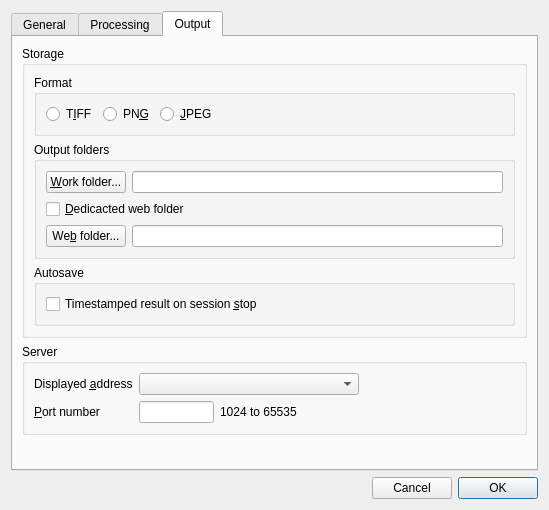
deufrai/als, file src/als/ui/prefs_ui.ui: the form before one commit.
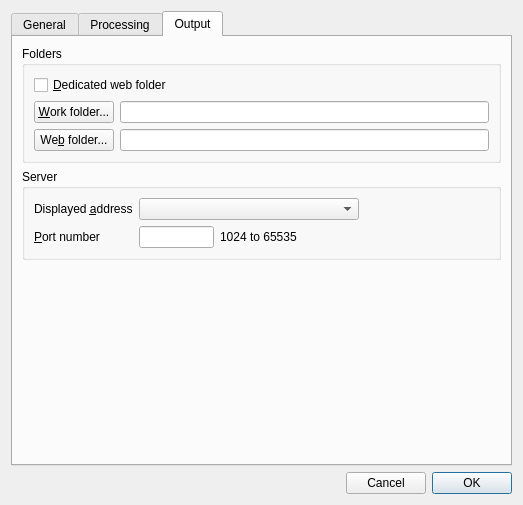
The form after the commit. The open tabs and pages were chosen to show the change.

Commit message: New Session and Stack controls

Patch:
```diff
--- a/src/als/ui/prefs_ui.ui
+++ b/src/als/ui/prefs_ui.ui
@@ -6,8 +6,8 @@
    <rect>
     <x>0</x>
     <y>0</y>
-    <width>549</width>
-    <height>510</height>
+    <width>523</width>
+    <height>505</height>
    </rect>
   </property>
   <property name="minimumSize">
@@ -543,86 +543,30 @@
       <attribute name="title">
        <string>Output</string>
       </attribute>
-      <layout class="QVBoxLayout" name="verticalLayout_13">
-       <item>
-        <widget class="QGroupBox" name="groupBox_4">
-         <property name="minimumSize">
-          <size>
-           <width>0</width>
-           <height>0</height>
-          </size>
-         </property>
-         <property name="title">
-          <string>Storage</string>
-         </property>
-         <layout class="QVBoxLayout" name="verticalLayout_10">
-          <item>
-           <widget class="QGroupBox" name="groupBox_3">
-            <property name="title">
-             <string>Format</string>
-            </property>
-            <layout class="QVBoxLayout" name="verticalLayout">
-             <item>
-              <layout class="QHBoxLayout" name="horizontalLayout_4">
-               <item>
-                <layout class="QHBoxLayout" name="horizontalLayout_2">
-                 <item>
-                  <widget class="QRadioButton" name="radioSaveTiff">
-                   <property name="text">
-                    <string>T&amp;IFF</string>
-                   </property>
-                  </widget>
-                 </item>
-                 <item>
-                  <widget class="QRadioButton" name="radioSavePng">
-                   <property name="text">
-                    <string>PN&amp;G</string>
-                   </property>
-                  </widget>
-                 </item>
-                 <item>
-                  <widget class="QRadioButton" name="radioSaveJpeg">
-                   <property name="text">
-                    <string>&amp;JPEG</string>
-                   </property>
-                  </widget>
-                 </item>
-                </layout>
-               </item>
-               <item>
-                <spacer name="horizontalSpacer_8">
-                 <property name="orientation">
-                  <enum>Qt::Horizontal</enum>
-                 </property>
-                 <property name="sizeHint" stdset="0">
-                  <size>
-                   <width>40</width>
-                   <height>20</height>
-                  </size>
-                 </property>
-                </spacer>
-               </item>
-              </layout>
-             </item>
-            </layout>
-           </widget>
-          </item>
+      <layout class="QVBoxLayout" name="verticalLayout_2">
           <item>
            <widget class="QGroupBox" name="pathsBox">
             <property name="title">
-             <string>Output folders</string>
-            </property>
-            <layout class="QVBoxLayout" name="verticalLayout_8">
+          <string>Folders</string>
+         </property>
+         <layout class="QVBoxLayout" name="verticalLayout">
              <item>
-              <layout class="QHBoxLayout" name="horizontalLayout_9">
+           <widget class="QCheckBox" name="chk_www_own_folder">
+            <property name="text">
+             <string>&amp;Dedicated web folder</string>
+            </property>
+           </widget>
+          </item>
                <item>
+           <layout class="QGridLayout" name="gridLayout_2">
+            <item row="0" column="0">
                 <widget class="QPushButton" name="btn_browse_work">
                  <property name="text">
                   <string>&amp;Work folder...</string>
                  </property>
                 </widget>
                </item>
-               <item>
+            <item row="0" column="1">
                 <widget class="QLineEdit" name="ln_work_folder_path">
                  <property name="minimumSize">
                   <size>
@@ -638,25 +582,14 @@
                  </property>
                 </widget>
                </item>
-              </layout>
-             </item>
-             <item>
-              <widget class="QCheckBox" name="chk_www_own_folder">
-               <property name="text">
-                <string>&amp;Dedicacted web folder</string>
-               </property>
-              </widget>
-             </item>
-             <item>
-              <layout class="QHBoxLayout" name="lyt_www_folder">
-               <item>
+            <item row="1" column="0">
                 <widget class="QPushButton" name="btn_browse_web">
                  <property name="text">
                   <string>We&amp;b folder...</string>
                  </property>
                 </widget>
                </item>
-               <item>
+            <item row="1" column="1">
                 <widget class="QLineEdit" name="ln_web_folder_path">
                  <property name="minimumSize">
                   <size>
@@ -678,31 +611,6 @@
            </widget>
           </item>
           <item>
-           <widget class="QGroupBox" name="groupBox_5">
-            <property name="title">
-             <string>Autosave</string>
-            </property>
-            <layout class="QVBoxLayout" name="verticalLayout_2">
-             <item>
-              <widget class="QCheckBox" name="chk_save_on_stop">
-               <property name="toolTip">
-                <string>Save processed image to disk when stopping a running session. Can be overriden at runtime</string>
-               </property>
-               <property name="layoutDirection">
-                <enum>Qt::LeftToRight</enum>
-               </property>
-               <property name="text">
-                <string>Timestamped result on session &amp;stop</string>
-               </property>
-              </widget>
-             </item>
-            </layout>
-           </widget>
-          </item>
-         </layout>
-        </widget>
-       </item>
-       <item>
         <widget class="QGroupBox" name="serverBox">
          <property name="title">
           <string>Server</string>
```
Left out of the diff: 7 changed lines with no effect on the pictures. Lines whose indentation alone changed are shown as unchanged. The commit also changes 24 other files.
